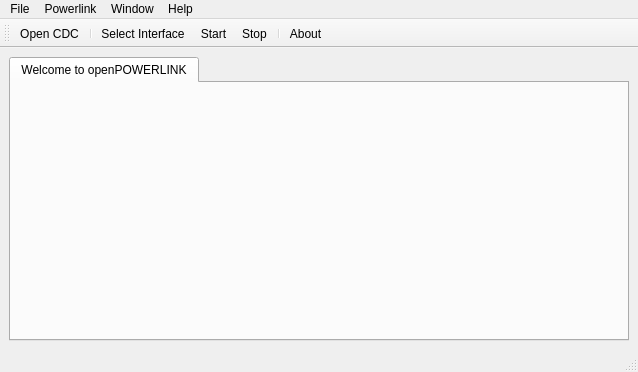
OpenAutomationTechnologies/openPOWERLINK_Qt_App, file apps/demo_qt_advanced/plk_qt_gui/ui/MainWindow.ui: the form before one commit.
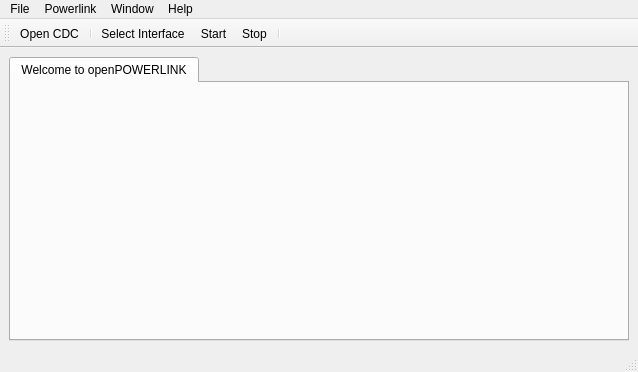
The form after the commit. Icons and pictures are not drawn.

Commit message:
Improve GUI object namings.
 - Removed About toolbar item.

The edit to the form file:
```diff
--- a/apps/demo_qt_advanced/plk_qt_gui/ui/MainWindow.ui
+++ b/apps/demo_qt_advanced/plk_qt_gui/ui/MainWindow.ui
@@ -121,7 +121,6 @@
    <addaction name="actionStart"/>
    <addaction name="actionStop"/>
    <addaction name="separator"/>
-   <addaction name="actionAbout"/>
   </widget>
   <action name="actionOpen_CDC">
    <property name="icon">
```
Left out of the diff: 4 changed lines with no effect on the pictures.
